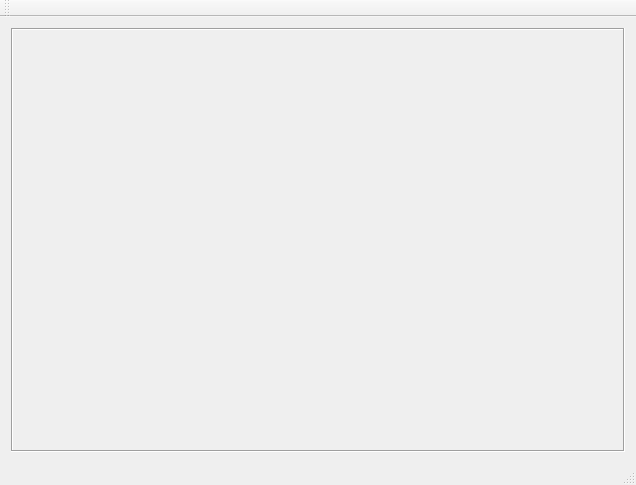
codebiao/dom, file dom/output_window.ui: the form before one commit.
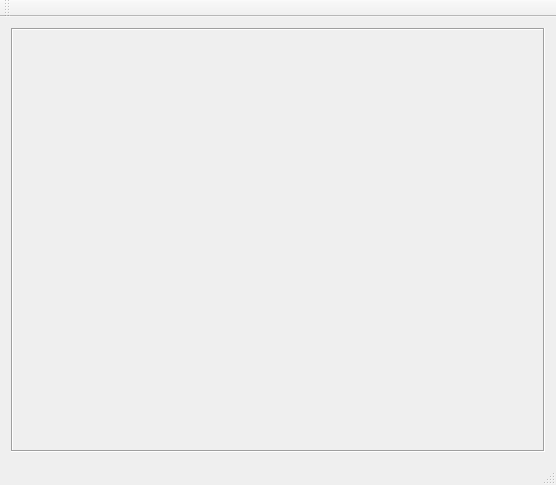
The form after the commit.

Patch:
```diff
--- a/dom/output_window.ui
+++ b/dom/output_window.ui
@@ -6,7 +6,7 @@
    <rect>
     <x>0</x>
     <y>0</y>
-    <width>636</width>
+    <width>556</width>
     <height>485</height>
    </rect>
   </property>
```
Left out of the diff: 2 changed lines with no effect on the pictures.
